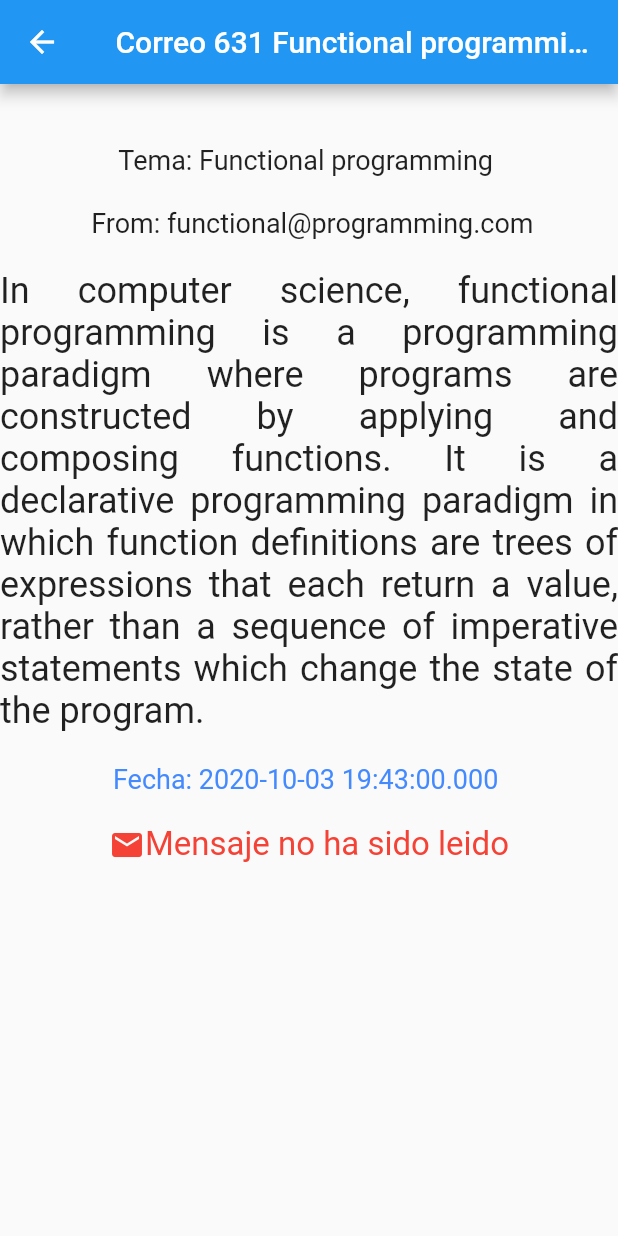
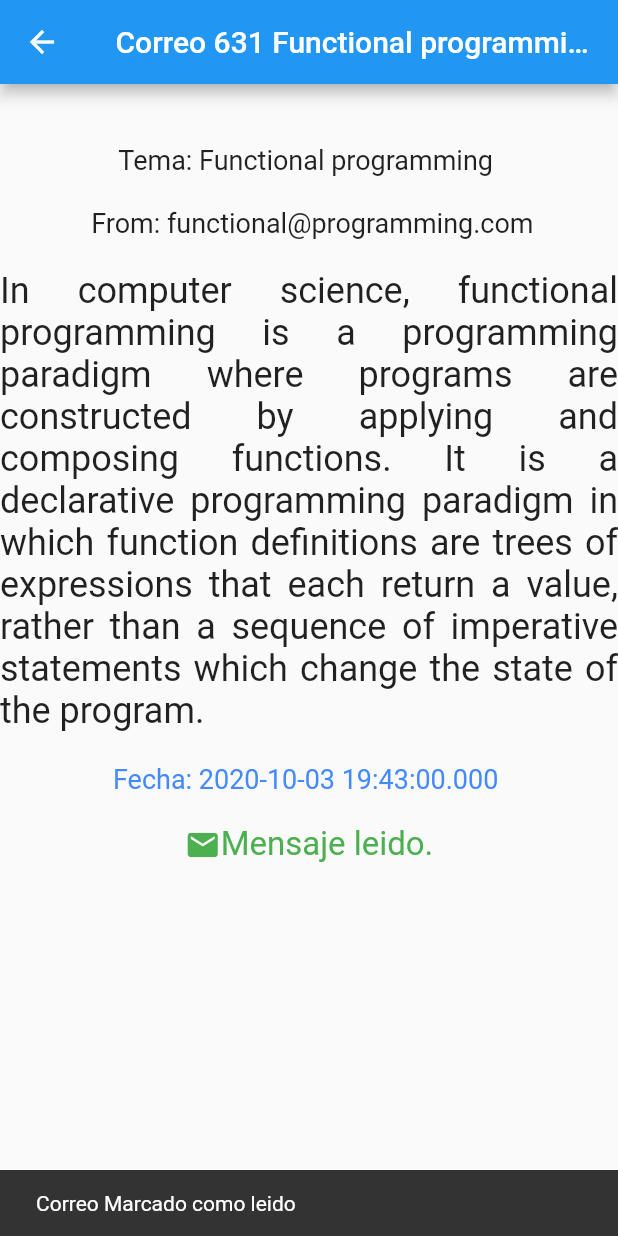
Before and after one commit to ReyesMacias02/Aplicaci-n-Mail-en-Flutter, a Flutter app: the screen it shows after launch, after a tap on an icon or button, on a phone screen of 412 x 824 dp. Run offline on Flutter 3.47's test engine with Material 2 defaults, Android fonts, the phone set to English and light mode, and no system bars.

Commit message:
estado actualizar

```diff
--- a/lib/widget/EmailWIdget.dart
+++ b/lib/widget/EmailWIdget.dart
@@ -74,7 +74,13 @@ class _EmailWidgetState extends State<EmailWidget> {
       },
       child: ListTile(
         onTap: () {
-          // Navigate to Next Details
+          // Navigate
+          //to Next Details
+          Backend().markEmailAsRead(usersPets[index].id);
+          print('actualizado');
+          ScaffoldMessenger.of(context).showSnackBar(
+              SnackBar(content: Text('Correo Marcado como leido')));
+          refresh();
           Navigator.push(
               context,
               MaterialPageRoute(
```
